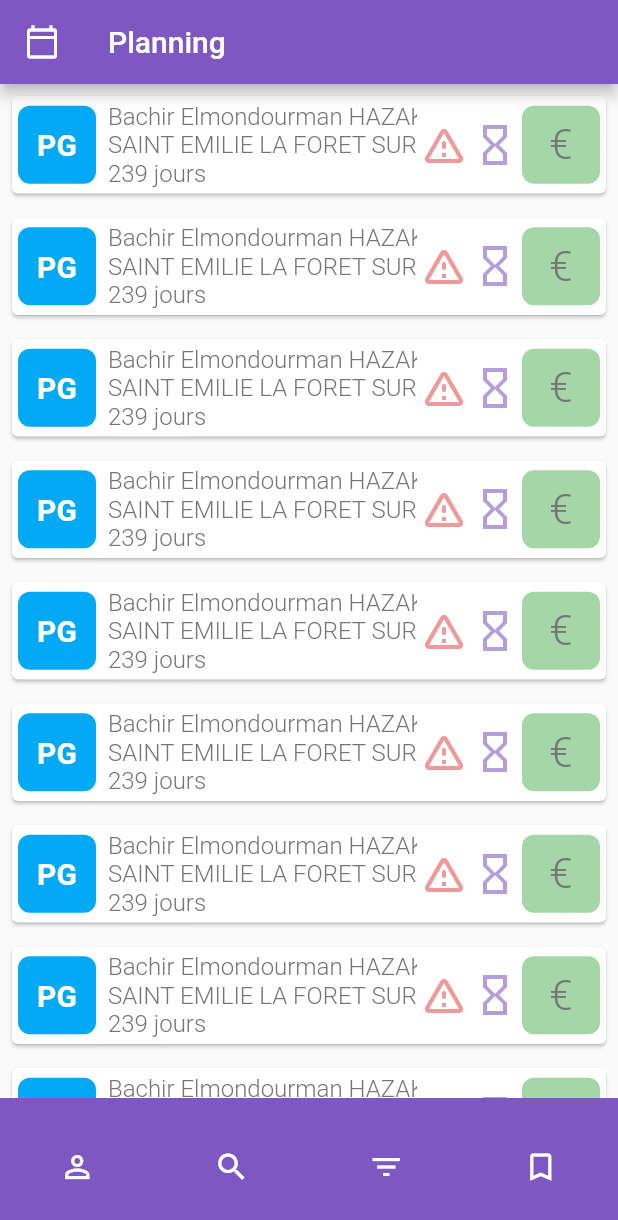
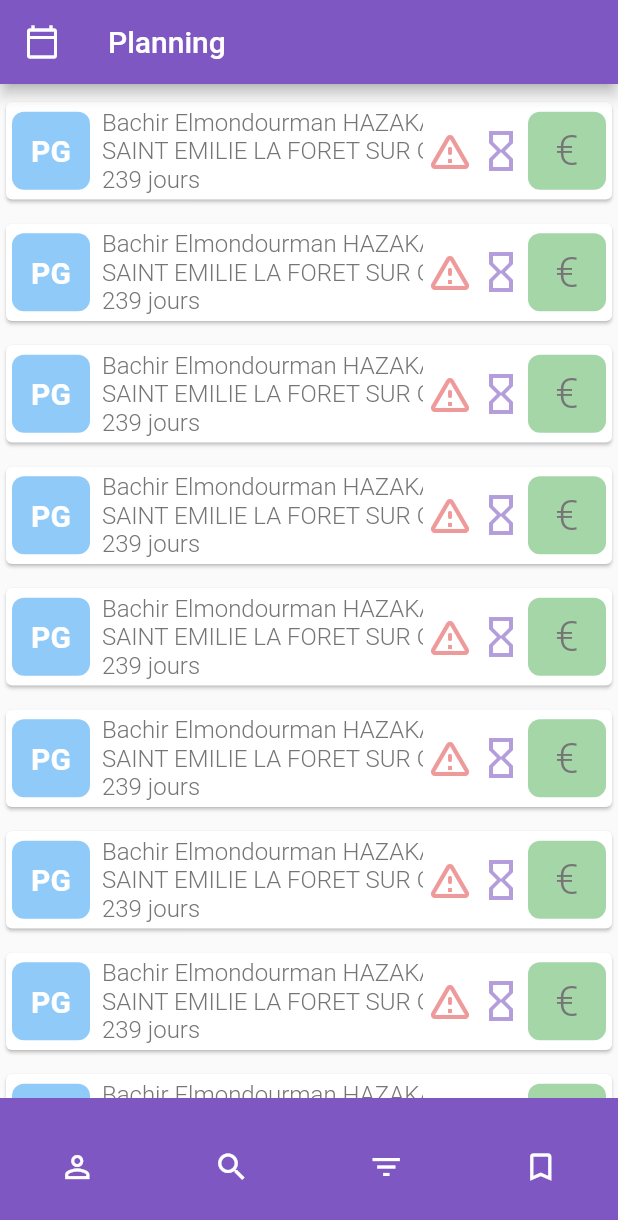
Before and after one commit to GreatPy/sd_tech_app, a Flutter app: the screen it shows after launch, on a phone screen of 412 x 824 dp. Shown: the top 1220 px of the screen. Run offline on Flutter 3.47's test engine with Material 2 defaults, Android fonts, the phone set to English and light mode, and no system bars; our stand-ins replace keyboard_dismisser.

Commit message:
clean up 2

```diff
--- a/lib/models/styles.dart
+++ b/lib/models/styles.dart
@@ -6,7 +6,7 @@ Color whiteColor = Colors.white;
 Color neutralLigth = Colors.grey.shade100;
 Color neutralMediumLight = Colors.grey.shade200;
 Color neutral = Colors.grey.shade600;
-Color pgColor = Colors.lightBlue;
+Color pgColor = Colors.blue.shade200;
 Color paymentSuccessColors = Colors.green.shade200;
 Color dangerColor = Colors.red.shade200;
 const double boxSize = 52;
--- a/lib/widgets/generals/exam_box/exam_box.dart
+++ b/lib/widgets/generals/exam_box/exam_box.dart
@@ -25,9 +25,10 @@ class ExamBox extends StatefulWidget {
 class _ExamBoxState extends State<ExamBox> {
   @override
   Widget build(BuildContext context) {
-    return Padding(
-      padding: const EdgeInsets.all(4),
-      child: Card(
+    return Column(
+      children: [
+        const SizedBox(height: 8),
+        Card(
           child: Padding(
             padding: const EdgeInsets.all(4),
             child: Row(
@@ -53,6 +54,7 @@ class _ExamBoxState extends State<ExamBox> {
             ),
           ),
         ),
+      ],
     );
   }
 }
```
Lines whose indentation alone changed are shown as unchanged.
